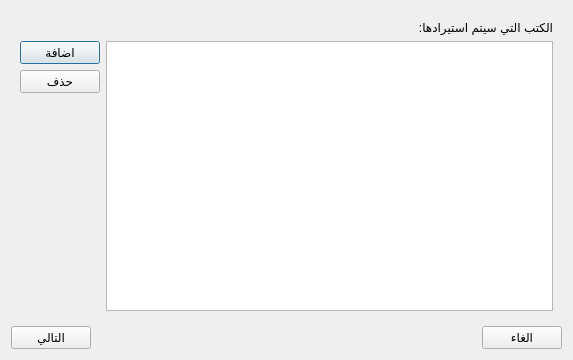
Before: the Qt Designer form src/importdialog.ui in boussouira/moltaqa, drawn with Qt 5.
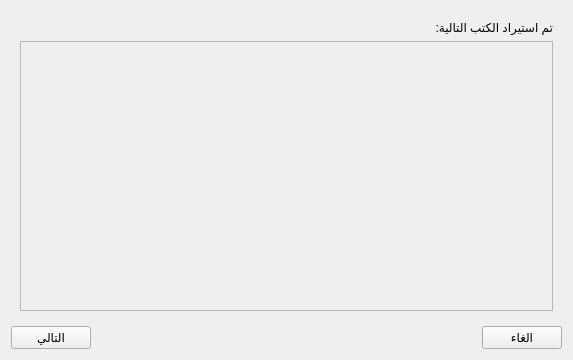
After: the same form once the commit is applied. The open tabs and pages were chosen to show the change.

```diff
--- a/src/importdialog.ui
+++ b/src/importdialog.ui
@@ -91,7 +91,39 @@
         </widget>
        </item>
        <item>
-        <widget class="QTreeView" name="treeView"/>
+        <widget class="QTreeView" name="treeView">
+         <property name="rootIsDecorated">
+          <bool>false</bool>
+         </property>
+        </widget>
+       </item>
+      </layout>
+     </widget>
+     <widget class="QWidget" name="page_3">
+      <layout class="QVBoxLayout" name="verticalLayout_5">
+       <item>
+        <widget class="QLabel" name="label_3">
+         <property name="text">
+          <string>تم استيراد الكتب التالية:</string>
+         </property>
+        </widget>
+       </item>
+       <item>
+        <widget class="QScrollArea" name="scrollArea">
+         <property name="widgetResizable">
+          <bool>true</bool>
+         </property>
+         <widget class="QWidget" name="scrollAreaWidgetContents">
+          <property name="geometry">
+           <rect>
+            <x>0</x>
+            <y>0</y>
+            <width>535</width>
+            <height>264</height>
+           </rect>
+          </property>
+         </widget>
+        </widget>
        </item>
       </layout>
      </widget>
```
Left out of the diff: 2 changed lines with no effect on the pictures.
